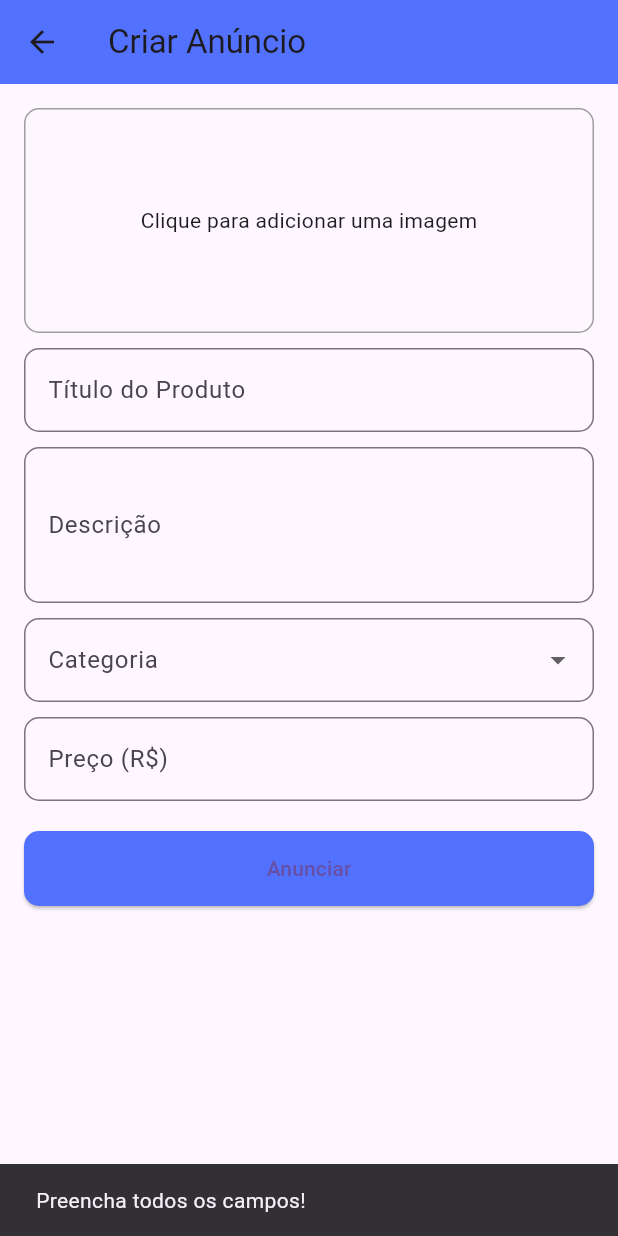
After one commit to joaomanoel1532/Bit-Share, a Flutter app: the HomeScreen screen opened directly, item 2 of the bottom bar chosen, after a tap on "Anunciar", on a phone screen of 412 x 824 dp. The commit adds this screen. Run offline on Flutter 3.47's test engine with Material 3 defaults, Android fonts, the phone set to English and light mode, and no system bars; our stand-ins replace cloud_firestore, firebase_auth, firebase_core, image_picker; accounts and stored records are empty.

Commit message:
back da criação de anuncio e exibição de anuncio.

```diff
--- a/lib/pages/componentes/botao.dart
+++ b/lib/pages/componentes/botao.dart
@@ -15,7 +15,7 @@ class Botao extends StatelessWidget {
     return ElevatedButton(
       style: ElevatedButton.styleFrom(
         backgroundColor: const Color(0xFF5271FF),
-        shape: RoundedRectangleBorder(borderRadius: BorderRadius.circular(10)),
+        shape: RoundedRectangleBorder(borderRadius: BorderRadius.circular(25)),
         minimumSize: const Size(200, 50),
         maximumSize: const Size(296, 50),
       ),
--- /dev/null
+++ b/lib/pages/telaCriarAnuncio.dart
@@ -0,0 +1,138 @@
+import 'dart:io';
+import 'package:flutter/material.dart';
+import 'package:image_picker/image_picker.dart';
+import '/services/auth_service.dart';
+
+class TelaCriarAnuncio extends StatefulWidget {
+  const TelaCriarAnuncio({super.key});
+
+  @override
+  _TelaCriarAnuncioState createState() => _TelaCriarAnuncioState();
+}
+
+class _TelaCriarAnuncioState extends State<TelaCriarAnuncio> {
+  File? _image;
+  final TextEditingController _tituloController = TextEditingController();
+  final TextEditingController _descricaoController = TextEditingController();
+  final TextEditingController _precoController = TextEditingController();
+  String? _categoriaSelecionada;
+  bool _isLoading = false;
+
+  Future<void> _selecionarImagem() async {
+    final ImagePicker picker = ImagePicker();
+    final XFile? image = await picker.pickImage(source: ImageSource.gallery);
+
+    if (image != null) {
+      setState(() {
+        _image = File(image.path);
+      });
+    }
+  }
+
+  Future<void> _salvarAnuncio() async {
+    String titulo = _tituloController.text;
+    String descricao = _descricaoController.text;
+    String preco = _precoController.text;
+
+    if (titulo.isEmpty || descricao.isEmpty || preco.isEmpty || _categoriaSelecionada == null || _image == null) {
+      ScaffoldMessenger.of(context).showSnackBar(
+        const SnackBar(content: Text('Preencha todos os campos!')),
+      );
+      return;
+    }
+
+    setState(() => _isLoading = true);
+
+    String? errorMessage = await AuthService().salvarAnuncio(
+      titulo: titulo,
+      descricao: descricao,
+      preco: preco,
+      categoria: _categoriaSelecionada!,
+      imageFile: _image!,
+    );
+
+    setState(() => _isLoading = false);
+
+    if (errorMessage == null) {
+      ScaffoldMessenger.of(context).showSnackBar(
+        const SnackBar(content: Text('Anúncio salvo com sucesso!')),
+      );
+      Navigator.pop(context);
+    } else {
+      ScaffoldMessenger.of(context).showSnackBar(
+        SnackBar(content: Text(errorMessage)),
+      );
+    }
+  }
+
+  @override
+  Widget build(BuildContext context) {
+    return Scaffold(
+      appBar: AppBar(
+        title: const Text('Criar Anúncio'),
+        backgroundColor: const Color(0xff5271FF),
+      ),
+      body: SingleChildScrollView(
+        padding: const EdgeInsets.all(16.0),
+        child: Column(
+          crossAxisAlignment: CrossAxisAlignment.stretch,
+          children: [
+            GestureDetector(
+              onTap: _selecionarImagem,
+              child: Container(
+                height: 150,
+                decoration: BoxDecoration(
+                  border: Border.all(color: Colors.grey),
+                  borderRadius: BorderRadius.circular(10),
+                ),
+                child: _image == null
+                    ? const Center(child: Text('Clique para adicionar uma imagem'))
+                    : ClipRRect(
+                        borderRadius: BorderRadius.circular(10),
+                        child: Image.file(_image!, fit: BoxFit.cover, width: double.infinity),
+                      ),
+              ),
+            ),
+            const SizedBox(height: 10),
+            _buildTextField(controller: _tituloController, label: 'Título do Produto'),
+            const SizedBox(height: 10),
+            _buildTextField(controller: _descricaoController, label: 'Descrição', maxLines: 3),
+            const SizedBox(height: 10),
+            DropdownButtonFormField<String>(
+              value: _categoriaSelecionada,
+              items: ['Eletrônicos', 'Livros', 'Componentes', 'Acessórios']
+                  .map((String categoria) => DropdownMenuItem(value: categoria, child: Text(categoria)))
+                  .toList(),
+              onChanged: (value) {
+                setState(() {
+                  _categoriaSelecionada = value;
+                });
+              },
+              decoration: _inputDecoration('Categoria'),
+            ),
+            const SizedBox(height: 10),
+            _buildTextField(controller: _precoController, label: 'Preço (R\$)', keyboardType: TextInputType.number),
+            const SizedBox(height: 20),
+            ElevatedButton(
+              onPressed: _isLoading ? null : _salvarAnuncio,
+              style: ElevatedButton.styleFrom(
+                backgroundColor: const Color(0xff5271FF),
+                padding: const EdgeInsets.symmetric(vertical: 15),
+                shape: RoundedRectangleBorder(borderRadius: BorderRadius.circular(10)),
+              ),
+              child: _isLoading ? const CircularProgressIndicator() : const Text('Anunciar'),
+            ),
+          ],
+        ),
+      ),
+    );
+  }
+
+  Widget _buildTextField({required TextEditingController controller, required String label, int maxLines = 1, TextInputType keyboardType = TextInputType.text}) {
+    return TextField(controller: controller, maxLines: maxLines, keyboardType: keyboardType, decoration: _inputDecoration(label));
+  }
+
+  InputDecoration _inputDecoration(String label) {
+    return InputDecoration(labelText: label, border: OutlineInputBorder(borderRadius: BorderRadius.circular(10)));
+  }
+}
--- a/lib/pages/telaHome.dart
+++ b/lib/pages/telaHome.dart
@@ -1,6 +1,8 @@
 import 'package:cloud_firestore/cloud_firestore.dart';
 import 'package:firebase_auth/firebase_auth.dart';
 import 'package:flutter/material.dart';
+import 'telaCriarAnuncio.dart';
+import 'telaExibirAnuncio.dart';
 
 class HomeScreen extends StatefulWidget {
   const HomeScreen({Key? key}) : super(key: key);
@@ -37,6 +39,24 @@ class _HomeScreenState extends State<HomeScreen> {
       _selectedIndex = index;
     });
     // Adicione a navegação para outras telas aqui
+    if (index == 0){
+      Navigator.push(
+        context,
+        MaterialPageRoute(builder: (context) => HomeScreen()
+      ),);
+    }
+    if (index == 1){
+      Navigator.push(
+        context,
+        MaterialPageRoute(builder: (context) => TelaCriarAnuncio()
+
+        ),
+      );
+    } else{
+      setState(() {
+        _selectedIndex = index;
+      });
+    }
   }
   Widget _buildCategoryButton(String categoria) {
     return ElevatedButton(
@@ -180,7 +200,17 @@ class _HomeScreenState extends State<HomeScreen> {
   }
 
   Widget _buildProductCard(Map<String, dynamic> produto) {
-    return Padding(
+    // Verifica se o campo 'imagem' existe e é uma URL válida
+    final String imageUrl = produto['imagem'] ?? "https://via.placeholder.com/100";
+
+    // Debug: Exibe a URL da imagem no console
+    print("Carregando imagem: $imageUrl");
+
+    return GestureDetector(
+      onTap: (){
+        Navigator.push(context, MaterialPageRoute(builder: (Context) => TelaExibicaoAnuncio(anuncio: produto)));
+      },
+        child:Padding(
         padding: const EdgeInsets.symmetric(horizontal: 8),
         child: Column(
           crossAxisAlignment: CrossAxisAlignment.start,
@@ -188,11 +218,15 @@ class _HomeScreenState extends State<HomeScreen> {
             ClipRRect(
               borderRadius: BorderRadius.circular(10),
               child: Image.network(
-              produto['fotos'] != null && produto['fotos'].isNotEmpty ? produto['fotos'][0] : "https://via.placeholder.com/100",
+                imageUrl,
                 height: 100,
                 width: 100,
                 fit: BoxFit.cover,
-              errorBuilder: (context, error, stackTrace) => const Icon(Icons.image_not_supported, size: 100),
+                errorBuilder: (context, error, stackTrace) {
+                  // Debug: Exibe o erro no console
+                  print("Erro ao carregar imagem: $error");
+                  return const Icon(Icons.image_not_supported, size: 100);
+                },
               ),
             ),
             const SizedBox(height: 5),
@@ -203,6 +237,8 @@ class _HomeScreenState extends State<HomeScreen> {
             ),
           ],
         ),
+      ),
     );
+
   }
 }
--- a/pubspec.yaml
+++ b/pubspec.yaml
@@ -37,6 +37,8 @@ dependencies:
   firebase_core: ^3.11.0
   firebase_auth: ^5.4.2
   cloud_firestore: ^5.6.3
+  http: ^1.3.0
+  image_picker: ^1.1.2
 
 dev_dependencies:
   flutter_test:
```
Also changed, not shown: lib/pages/telaExibirAnuncio.dart (added, +59 -0 lines), lib/services/auth_service.dart (+36 -0 lines), lib/services/imgur_service.dart (added, +33 -0 lines), pubspec.lock, 6 other files. Lines whose indentation alone changed are shown as unchanged.
